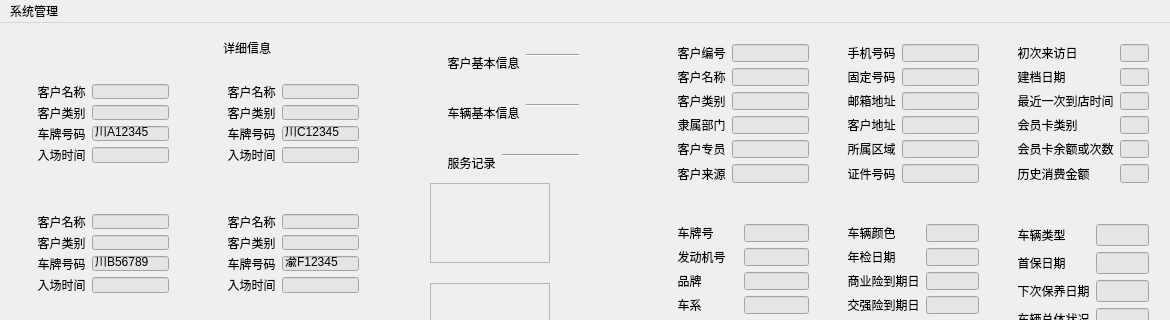
Old version of the form ParkCustomerCenter/mainwindow.ui in the repository Anne081031/ParkSolution; both pictures show x 0 to 1170 and y 0 to 320 of the 1170 by 607 pixel window.
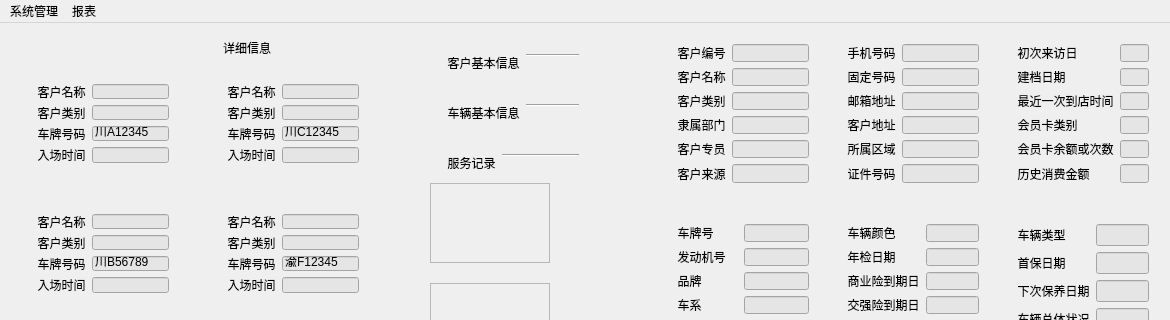
New version of the form. Icons and pictures are not drawn.

What changed in the file:
```diff
--- a/ParkCustomerCenter/mainwindow.ui
+++ b/ParkCustomerCenter/mainwindow.ui
@@ -1549,7 +1549,14 @@
     <addaction name="separator"/>
     <addaction name="actionExit"/>
    </widget>
+   <widget class="QMenu" name="menu_2">
+    <property name="title">
+     <string>报表</string>
+    </property>
+    <addaction name="actVehicleStatistics"/>
+   </widget>
    <addaction name="menu"/>
+   <addaction name="menu_2"/>
   </widget>
   <widget class="QStatusBar" name="statusBar"/>
   <action name="actCustomerInfo">
```
Left out of the diff: 5 changed lines with no effect on the pictures.
